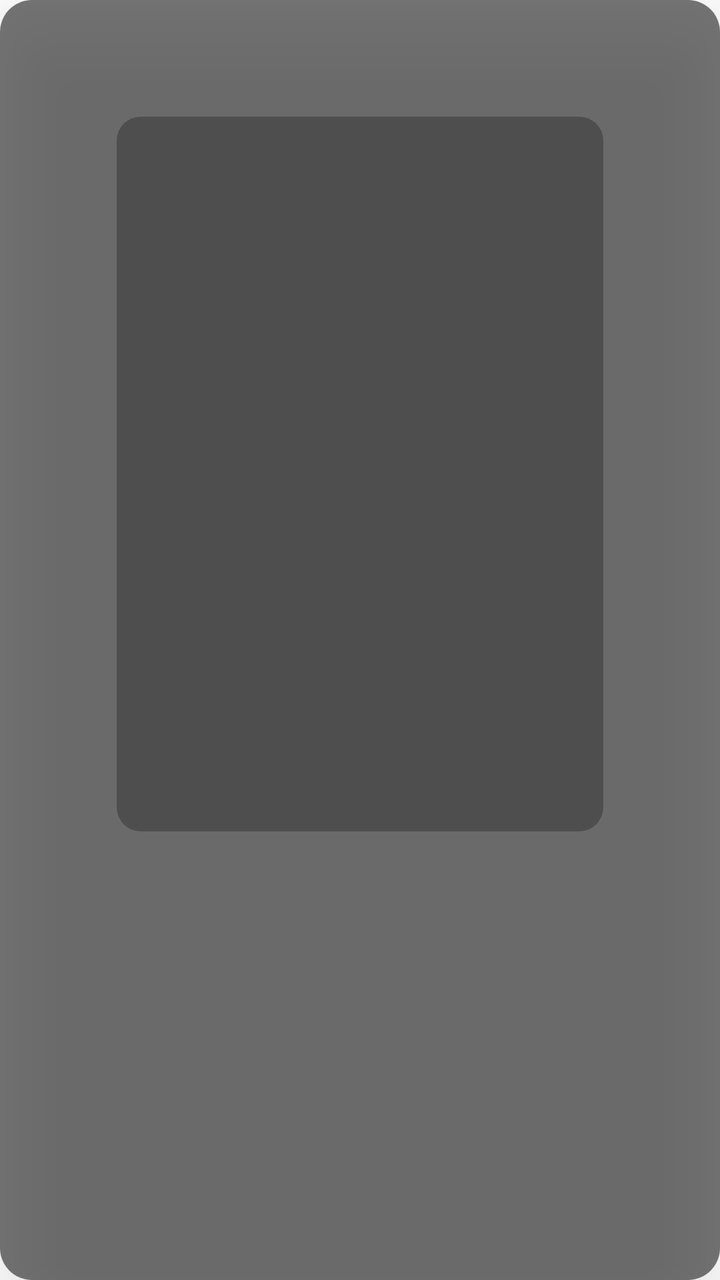
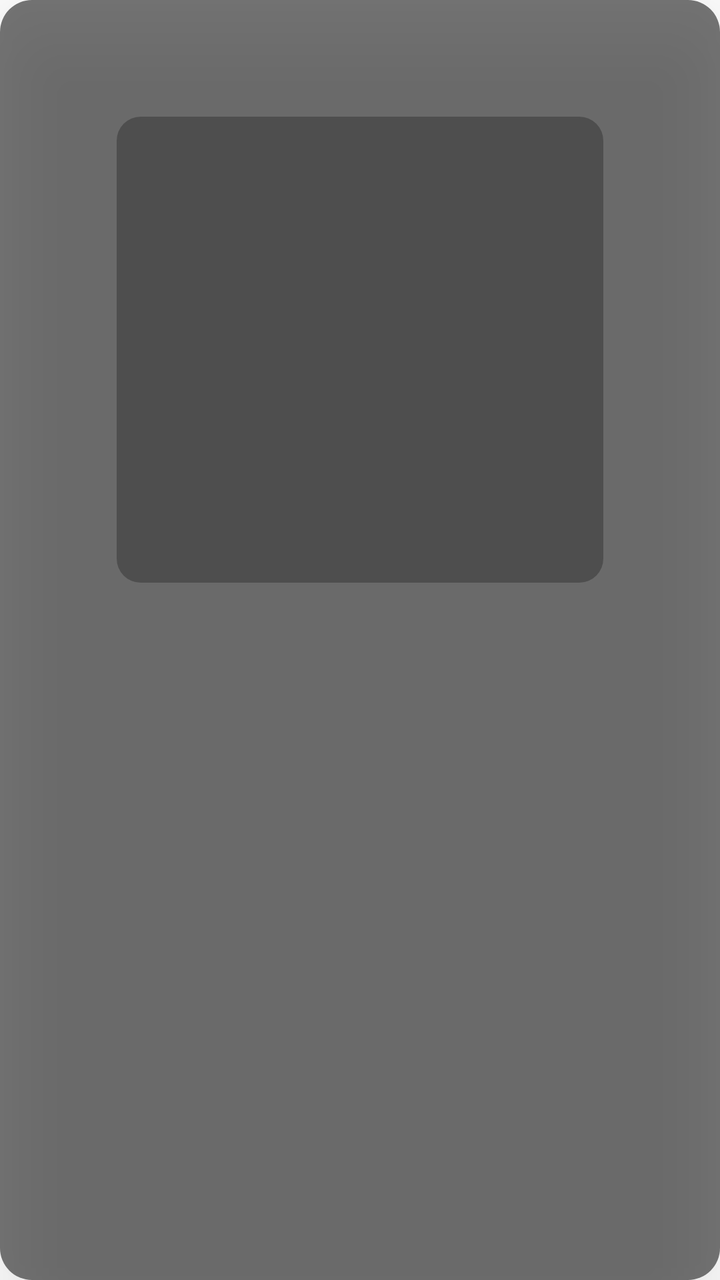

The first picture is an Android layout as it rendered before a commit; the second is the same layout after the commit. The layout source and the unified diff follow.
<!-- AndroidManifest.xml: application theme AppTheme.NoActionBar -->
<!-- res/layout/dialog_desc.xml -->
<?xml version="1.0" encoding="utf-8"?>
<FrameLayout xmlns:android="http://schemas.android.com/apk/res/android"
    android:layout_width="match_parent"
    android:layout_height="wrap_content"
    android:layout_marginLeft="@dimen/vs_20"
    android:layout_marginRight="@dimen/vs_20"
    android:background="@drawable/bg_dialog_rounded"
    android:elevation="@dimen/vs_5"
    android:padding="@dimen/vs_10">

    <androidx.core.widget.NestedScrollView
        android:layout_width="match_parent"
        android:layout_height="wrap_content"
        android:maxHeight="@dimen/vs_320"
        android:background="@drawable/bg_scrollview"
        android:fillViewport="true"
        android:scrollbarStyle="insideOverlay"
        android:fadeScrollbars="true">

        <TextView
            android:id="@+id/describe"
            android:layout_width="match_parent"
            android:layout_height="wrap_content"
            android:lineSpacingExtra="@dimen/vs_4"
            android:padding="@dimen/vs_20"
            android:textColor="@color/color_text_primary"
            android:textSize="@dimen/ts_24"
            android:focusable="true"
            android:focusableInTouchMode="true" />

    </androidx.core.widget.NestedScrollView>

</FrameLayout>
<!-- resources referenced by this layout -->
<resources>
  <color name="color_text_primary">#FFFFFAE0</color>
  <dimen name="ts_24">16mm</dimen>
  <dimen name="vs_10">10mm</dimen>
  <dimen name="vs_20">20mm</dimen>
  <dimen name="vs_320">320mm</dimen>
  <dimen name="vs_4">4mm</dimen>
  <dimen name="vs_5">5mm</dimen>
  <!-- drawable bg_dialog_rounded (drawable) -->
  <shape xmlns:android="http://schemas.android.com/apk/res/android">
      <solid android:color="@color/color_dialog_bg" />
      <corners android:radius="16dp"/>
      <padding android:left="10dp" android:right="10dp" android:top="10dp" android:bottom="10dp"/>
  </shape>
  <!-- drawable bg_scrollview (drawable) -->
  <shape xmlns:android="http://schemas.android.com/apk/res/android">
      <solid android:color="@color/color_scrollview_bg" />
      <corners android:radius="12dp"/>
  </shape>
  <style name="AppTheme.NoActionBar" parent="AppTheme">
          <item name="android:windowActionBar">false</item>
          <item name="android:windowNoTitle">true</item>
          <item name="windowActionBar">false</item>
          <item name="android:windowFullscreen">false</item>//手机版：默认保留状态栏，全屏页面运行时再隐藏
          <item name="android:windowContentOverlay">@null</item>//是否有遮盖
          <item name="windowNoTitle">true</item>
          <item name="android:keepScreenOn">true</item>
          
          <item name="android:windowBackground">@android:color/transparent</item>
          
          <item name="android:statusBarColor">@android:color/transparent</item>
          <item name="android:windowDrawsSystemBarBackgrounds">true</item>
      </style>
  <color name="color_dialog_bg">#88000000</color>
  <color name="color_scrollview_bg">#44000000</color>
  <style name="AppTheme" parent="Theme.AppCompat.Light.DarkActionBar">
          
          <item name="colorPrimary">@color/color_6200EE</item>
          <item name="colorPrimaryDark">@color/color_3700B3</item>
          <item name="colorAccent">@color/color_03DAC5</item>
      </style>
  <color name="color_6200EE">#6200EE</color>
  <color name="color_3700B3">#3700B3</color>
  <color name="color_03DAC5">#03DAC5</color>
</resources>

<!-- the commit's change to res/layout/dialog_desc.xml (unified diff, before → after) -->
@@ -2,8 +2,8 @@
 <FrameLayout xmlns:android="http://schemas.android.com/apk/res/android"
     android:layout_width="match_parent"
     android:layout_height="wrap_content"
-    android:layout_marginLeft="@dimen/vs_20"
-    android:layout_marginRight="@dimen/vs_20"
+    android:layout_marginLeft="@dimen/vs_12"
+    android:layout_marginRight="@dimen/vs_12"
     android:background="@drawable/bg_dialog_rounded"
     android:elevation="@dimen/vs_5"
     android:padding="@dimen/vs_10">
@@ -11,7 +11,7 @@
     <androidx.core.widget.NestedScrollView
         android:layout_width="match_parent"
         android:layout_height="wrap_content"
-        android:maxHeight="@dimen/vs_320"
+        android:maxHeight="@dimen/vs_180"
         android:background="@drawable/bg_scrollview"
         android:fillViewport="true"
         android:scrollbarStyle="insideOverlay"
@@ -22,9 +22,9 @@
             android:layout_width="match_parent"
             android:layout_height="wrap_content"
             android:lineSpacingExtra="@dimen/vs_4"
-            android:padding="@dimen/vs_20"
+            android:padding="@dimen/vs_12"
             android:textColor="@color/color_text_primary"
-            android:textSize="@dimen/ts_24"
+            android:textSize="@dimen/ts_14"
             android:focusable="true"
             android:focusableInTouchMode="true" />
 
<!-- resource entries referenced after the edit -->
@@ -1,10 +1,10 @@
 <!-- resources referenced by this layout -->
 <resources>
   <color name="color_text_primary">#FFFFFAE0</color>
-  <dimen name="ts_24">16mm</dimen>
+  <dimen name="ts_14">12mm</dimen>
   <dimen name="vs_10">10mm</dimen>
-  <dimen name="vs_20">20mm</dimen>
-  <dimen name="vs_320">320mm</dimen>
+  <dimen name="vs_12">12mm</dimen>
+  <dimen name="vs_180">180mm</dimen>
   <dimen name="vs_4">4mm</dimen>
   <dimen name="vs_5">5mm</dimen>
   <!-- drawable bg_dialog_rounded (drawable) -->
